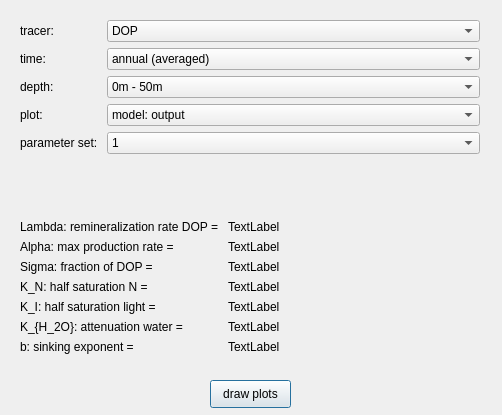
The window that plot/gui.ui (jor-/simulation) describes before a commit, drawn with Qt 5.
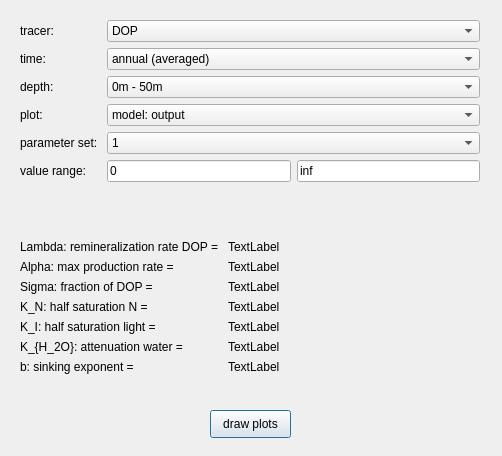
The same window after the commit.

```diff
--- a/plot/gui.ui
+++ b/plot/gui.ui
@@ -7,7 +7,7 @@
     <x>0</x>
     <y>0</y>
     <width>502</width>
-    <height>415</height>
+    <height>456</height>
    </rect>
   </property>
   <property name="windowTitle">
@@ -17,7 +17,7 @@
    <property name="geometry">
     <rect>
      <x>210</x>
-     <y>380</y>
+     <y>410</y>
      <width>81</width>
      <height>28</height>
     </rect>
@@ -32,7 +32,7 @@
      <x>20</x>
      <y>20</y>
      <width>460</width>
-     <height>181</height>
+     <height>208</height>
     </rect>
    </property>
    <layout class="QFormLayout" name="formLayout">
@@ -46,20 +46,6 @@
       </property>
      </widget>
     </item>
-    <item row="2" column="1">
-     <widget class="QComboBox" name="comboBox_2">
-      <item>
-       <property name="text">
-        <string>DOP</string>
-       </property>
-      </item>
-      <item>
-       <property name="text">
-        <string>PO4</string>
-       </property>
-      </item>
-     </widget>
-    </item>
     <item row="3" column="0">
      <widget class="QLabel" name="label_3">
       <property name="text">
@@ -344,13 +330,52 @@
       </item>
      </widget>
     </item>
+    <item row="2" column="1">
+     <widget class="QComboBox" name="comboBox_2">
+      <item>
+       <property name="text">
+        <string>DOP</string>
+       </property>
+      </item>
+      <item>
+       <property name="text">
+        <string>PO4</string>
+       </property>
+      </item>
+     </widget>
+    </item>
+    <item row="7" column="0">
+     <widget class="QLabel" name="label_13">
+      <property name="text">
+       <string>value range:</string>
+      </property>
+     </widget>
+    </item>
+    <item row="7" column="1">
+     <layout class="QHBoxLayout" name="horizontalLayout">
+      <item>
+       <widget class="QLineEdit" name="lineEdit_2">
+        <property name="text">
+         <string>0</string>
+        </property>
+       </widget>
+      </item>
+      <item>
+       <widget class="QLineEdit" name="lineEdit">
+        <property name="text">
+         <string>inf</string>
+        </property>
+       </widget>
+      </item>
+     </layout>
+    </item>
    </layout>
   </widget>
   <widget class="QWidget" name="formLayoutWidget_2">
    <property name="geometry">
     <rect>
      <x>20</x>
-     <y>220</y>
+     <y>240</y>
      <width>461</width>
      <height>157</height>
     </rect>
```
